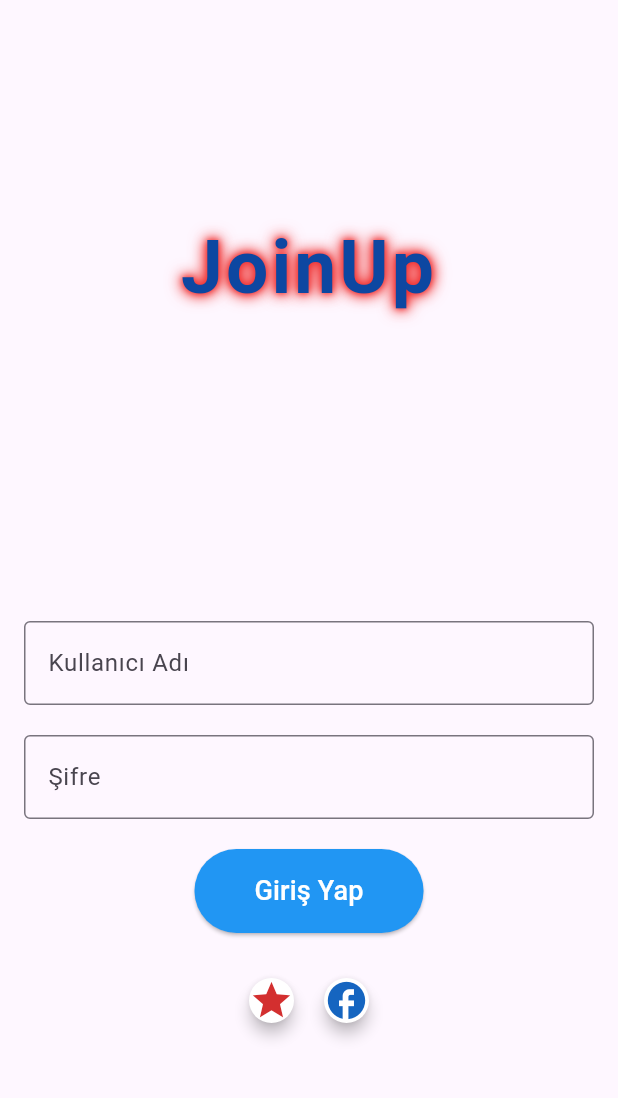
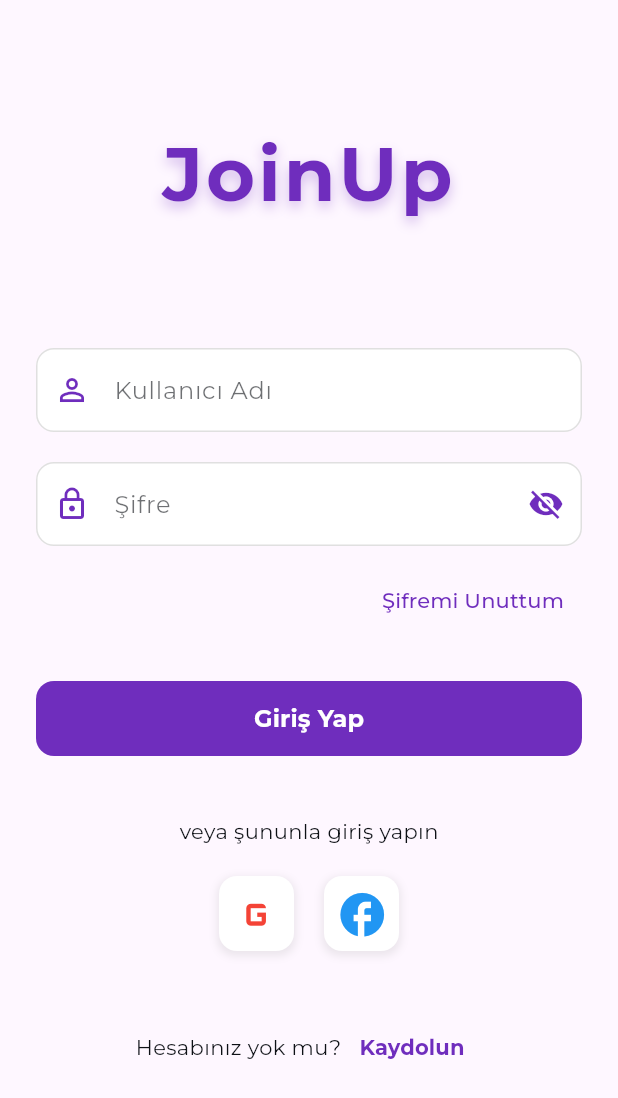
Before and after one commit to ced3j/JoinUp-app, a Flutter app: the screen it shows after launch, on a phone screen of 412 x 824 dp. Shown: the top 1098 px of the screen. Run offline on Flutter 3.47's test engine with Material 3 defaults, Android fonts, the phone set to English and light mode, and no system bars; our stand-ins replace google_fonts.

Commit message:
login screen düzenlendi

```diff
--- a/join_up/lib/login_screen.dart
+++ b/join_up/lib/login_screen.dart
@@ -1,175 +1,296 @@
 import 'package:flutter/material.dart';
+import 'package:google_fonts/google_fonts.dart';
 
-void main(){
-  runApp(MyApp());
+void main() {
+  runApp(const MyApp());
 }
 
-class MyApp extends StatelessWidget{
+class MyApp extends StatelessWidget {
+  const MyApp({super.key});
+
   @override
-  Widget build(BuildContext context){
+  Widget build(BuildContext context) {
     return MaterialApp(
-      home: LoginPage(),
+      debugShowCheckedModeBanner: false,
+      theme: ThemeData(
+        scaffoldBackgroundColor: const Color(0xFFF5F5F5),
+        colorScheme: ColorScheme.fromSeed(
+          seedColor: const Color(0xFF6F2DBD),
+          secondary: const Color(0xFF0E1116),
+        ),
+        textTheme: GoogleFonts.montserratTextTheme(),
+        fontFamily: 'Montserrat',
+      ),
+      home: const LoginPage(),
     );
   }
 }
 
+class LoginPage extends StatefulWidget {
+  const LoginPage({super.key});
 
-class LoginPage extends StatelessWidget{
+  @override
+  State<LoginPage> createState() => _LoginPageState();
+}
+
+class _LoginPageState extends State<LoginPage> {
   final TextEditingController usernameController = TextEditingController();
   final TextEditingController passwordController = TextEditingController();
+  bool obscurePassword = true;
 
   @override
-  Widget build(BuildContext context){
+  Widget build(BuildContext context) {
     return Scaffold(
-      body: Padding(
-        padding: EdgeInsets.all(16.0),
+      body: SafeArea(
+        child: SingleChildScrollView(
+          padding: const EdgeInsets.symmetric(horizontal: 24.0),
           child: Center(
+            child: ConstrainedBox(
+              constraints: const BoxConstraints(maxWidth: 400),
               child: Column(
                 mainAxisAlignment: MainAxisAlignment.center,
                 children: [
+                  const SizedBox(height: 80),
                   logoField(),
-              SizedBox(height: 200),
-              buildUsernameField(), // Kullanıcı adı kısmı
-              SizedBox(height: 20),
+                  const SizedBox(height: 80),
+                  buildUsernameField(),
+                  const SizedBox(height: 20),
                   buildPasswordField(),
-              SizedBox(height: 20),
+                  const SizedBox(height: 12),
+                  Align(
+                    alignment: Alignment.centerRight,
+                    child: TextButton(
+                      onPressed: () {},
+                      child: Text(
+                        "Şifremi Unuttum",
+                        style: GoogleFonts.montserrat(
+                          color: const Color(0xFF6F2DBD),
+                          fontWeight: FontWeight.w500,
+                        ),
+                      ),
+                    ),
+                  ),
+                  const SizedBox(height: 30),
                   buildLoginButton(),
-              SizedBox(height: 30),
+                  const SizedBox(height: 40),
+                  Text(
+                    "veya şununla giriş yapın",
+                    style: GoogleFonts.montserrat(
+                      color: const Color(0xFF0E1116),
+                      fontSize: 14,
+                      fontWeight: FontWeight.w400,
+                    ),
+                  ),
+                  const SizedBox(height: 20),
                   Row(
                     mainAxisAlignment: MainAxisAlignment.center,
                     children: [
-                  googleLoginButton(context),
-                  SizedBox(width: 20),
-                  facebookLoginButton(context),
+                      socialLoginButton(
+                        icon: 'assets/google_icon.png',
+                        onPressed: () {
+                          print("Google ile giriş yapılıyor...");
+                        },
+                        iconColor: Colors.red,
+                        fallbackIcon: Icons.g_mobiledata,
+                      ),
+                      const SizedBox(width: 20),
+                      socialLoginButton(
+                        icon: 'assets/facebook_icon.png',
+                        onPressed: () {
+                          print("Facebook ile giriş yapılıyor...");
+                        },
+                        iconColor: Colors.blue,
+                        fallbackIcon: Icons.facebook,
+                      ),
+                    ],
+                  ),
+                  const SizedBox(height: 40),
+                  Row(
+                    mainAxisAlignment: MainAxisAlignment.center,
+                    children: [
+                      Text(
+                        "Hesabınız yok mu?",
+                        style: GoogleFonts.montserrat(
+                          color: const Color(0xFF0E1116),
+                          fontSize: 14,
+                        ),
+                      ),
+                      TextButton(
+                        onPressed: () {},
+                        child: Text(
+                          "Kaydolun",
+                          style: GoogleFonts.montserrat(
+                            color: const Color(0xFF6F2DBD),
+                            fontWeight: FontWeight.bold,
+                            fontSize: 14,
+                          ),
+                        ),
+                      ),
                     ],
                   ),
                 ],
               ),
             ),
           ),
+        ),
+      ),
     );
   }
 
-
-
-
-  Widget logoField(){
+  Widget logoField() {
     return Text(
       "JoinUp",
-      style: TextStyle(
+      style: GoogleFonts.montserrat(
         fontSize: 50,
         fontWeight: FontWeight.bold,
-        color: Colors.blue[900],
+        color: const Color(0xFF6F2DBD),
         shadows: [
           Shadow(
-            color: const Color.fromARGB(255, 240, 43, 43).withValues(alpha: 1.0),
-            offset: Offset(0.0, 0.0),
-            blurRadius: 15.0,
-          ),
-          Shadow(
-            color: const Color.fromARGB(255, 240, 43, 43).withValues(alpha: 1.0),
-            offset: Offset(0.0, 0.0),
+            color: const Color(0xFF6F2DBD).withOpacity(0.3),
+            offset: const Offset(0.0, 4.0),
             blurRadius: 10.0,
-          ),
-          Shadow(
-            color: const Color.fromARGB(255, 240, 43, 43).withValues(alpha: 1.0),
-            offset: Offset(0.0, 0.0),
-            blurRadius: 5.0,
           ),
         ],
         letterSpacing: 2.0,
-        decorationColor: Colors.blue[200],
-        decorationStyle: TextDecorationStyle.solid,
       ),
       textAlign: TextAlign.center,
     );
   }
 
-
-
-
-  Widget buildUsernameField(){
+  Widget buildUsernameField() {
     return TextFormField(
       controller: usernameController,
+      style: GoogleFonts.montserrat(),
       decoration: InputDecoration(
         labelText: "Kullanıcı Adı",
-        border: OutlineInputBorder(),
+        labelStyle: GoogleFonts.montserrat(
+          color: const Color(0xFF0E1116).withOpacity(0.6),
+        ),
+        prefixIcon: Icon(
+          Icons.person_outline,
+          color: const Color(0xFF6F2DBD),
+        ),
+        border: OutlineInputBorder(
+          borderRadius: BorderRadius.circular(12),
+          borderSide: BorderSide.none,
+        ),
+        filled: true,
+        fillColor: Colors.white,
+        contentPadding: const EdgeInsets.symmetric(horizontal: 16, vertical: 16),
+        focusedBorder: OutlineInputBorder(
+          borderRadius: BorderRadius.circular(12),
+          borderSide: const BorderSide(color: Color(0xFF6F2DBD), width: 2),
+        ),
+        enabledBorder: OutlineInputBorder(
+          borderRadius: BorderRadius.circular(12),
+          borderSide: BorderSide(color: Colors.grey.shade300, width: 1),
+        ),
       ),
     );
   }
 
-
-
-
-  Widget buildPasswordField(){
+  Widget buildPasswordField() {
     return TextFormField(
       controller: passwordController,
-      obscureText: true,
+      style: GoogleFonts.montserrat(),
+      obscureText: obscurePassword,
       decoration: InputDecoration(
         labelText: "Şifre",
-        border: OutlineInputBorder(),
+        labelStyle: GoogleFonts.montserrat(
+          color: const Color(0xFF0E1116).withOpacity(0.6),
+        ),
+        prefixIcon: Icon(
+          Icons.lock_outline,
+          color: const Color(0xFF6F2DBD),
+        ),
+        suffixIcon: IconButton(
+          icon: Icon(
+            obscurePassword ? Icons.visibility_off : Icons.visibility,
+            color: const Color(0xFF6F2DBD),
+          ),
+          onPressed: () {
+            setState(() {
+              obscurePassword = !obscurePassword;
+            });
+          },
+        ),
+        border: OutlineInputBorder(
+          borderRadius: BorderRadius.circular(12),
+          borderSide: BorderSide.none,
+        ),
+        filled: true,
+        fillColor: Colors.white,
+        contentPadding: const EdgeInsets.symmetric(horizontal: 16, vertical: 16),
+        focusedBorder: OutlineInputBorder(
+          borderRadius: BorderRadius.circular(12),
+          borderSide: const BorderSide(color: Color(0xFF6F2DBD), width: 2),
+        ),
+        enabledBorder: OutlineInputBorder(
+          borderRadius: BorderRadius.circular(12),
+          borderSide: BorderSide(color: Colors.grey.shade300, width: 1),
+        ),
       ),
     );
   }
 
-
   Widget buildLoginButton() {
-      return ElevatedButton(
+    return SizedBox(
+      width: double.infinity,
+      height: 50,
+      child: ElevatedButton(
         onPressed: () {
           String username = usernameController.text;
           String password = passwordController.text;
           print("Kullanıcı Adı: $username, Şifre: $password");
         },
         style: ElevatedButton.styleFrom(
-          backgroundColor: Colors.blue,
-          padding: EdgeInsets.symmetric(horizontal: 40, vertical: 15),
+          backgroundColor: const Color(0xFF6F2DBD),
+          foregroundColor: Colors.white,
+          elevation: 0,
+          shape: RoundedRectangleBorder(
+            borderRadius: BorderRadius.circular(12),
           ),
-        child: Text("Giriş Yap", style: TextStyle(fontSize: 18, color: Colors.white)),
-      );
-    }
-
-
-  Widget googleLoginButton(BuildContext context) {
-    return SizedBox(
-      width: 30, // Buton genişliği
-      height: 30, // Buton yüksekliği
-      child: FloatingActionButton(
-        onPressed: () {
-          // Google ile giriş simülasyonu
-          print("Google ile giriş yapılıyor...");
-          // Gerçek uygulamada burada Firebase Authentication ile Google Sign-In entegre edilir
-        },
-        backgroundColor: Colors.white, // Beyaz arka plan
-        elevation: 4.0, // Gölge efekti
-        child: Icon(
-          Icons.star, // Google logosu yerine geçici bir ikon (resmi Google ikonu için asset kullanılabilir)
-          size: 30,
-          color: Colors.red[700], // Google’un kırmızı tonu
         ),
-        shape: CircleBorder(), // Yuvarlak şekil
+        child: Text(
+          "Giriş Yap",
+          style: GoogleFonts.montserrat(
+            fontSize: 16,
+            fontWeight: FontWeight.bold,
+          ),
+        ),
       ),
     );
   }
 
-  Widget facebookLoginButton(BuildContext context){
-    return SizedBox(
-      width: 30,
-      height: 30,
-      child: FloatingActionButton(
-        onPressed: () {
-          print("Facebook ile giriş yapılıyor...");
-        },
-        backgroundColor: Colors.white,
-        elevation: 4.0,
-        child: Icon(
-          Icons.facebook,
-          size: 30,
-          color: Colors.blue[800],
+  Widget socialLoginButton({
+    required String icon,
+    required VoidCallback onPressed,
+    required Color iconColor,
+    required IconData fallbackIcon,
+  }) {
+    return Container(
+      width: 50,
+      height: 50,
+      decoration: BoxDecoration(
+        color: Colors.white,
+        borderRadius: BorderRadius.circular(12),
+        boxShadow: [
+          BoxShadow(
+            color: Colors.grey.withOpacity(0.2),
+            spreadRadius: 1,
+            blurRadius: 4,
+            offset: const Offset(0, 2),
           ),
-        shape: CircleBorder(),
+        ],
+      ),
+      child: IconButton(
+        onPressed: onPressed,
+        icon: Icon(
+          fallbackIcon,
+          size: 35,
+          color: iconColor,
+        ),
       ),
     );
   }
-
-
 }
```
Lines whose indentation alone changed are shown as unchanged.
